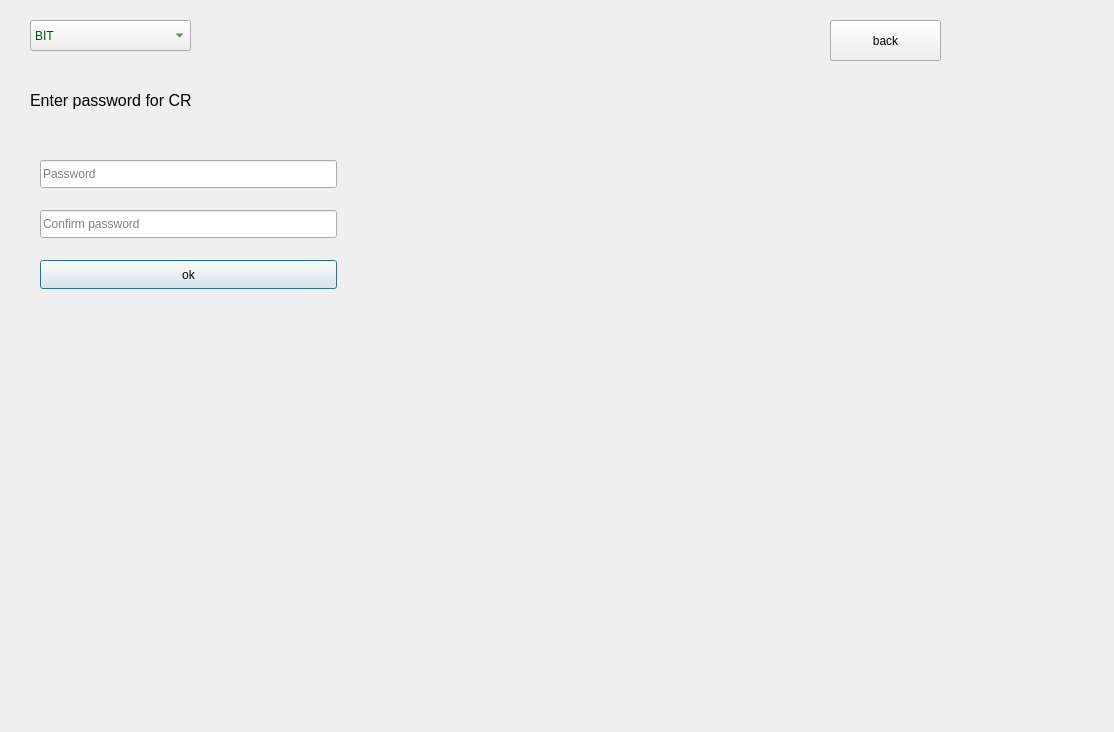
Qt form selectcr.ui (prazzx/Kakshya) before a commit.
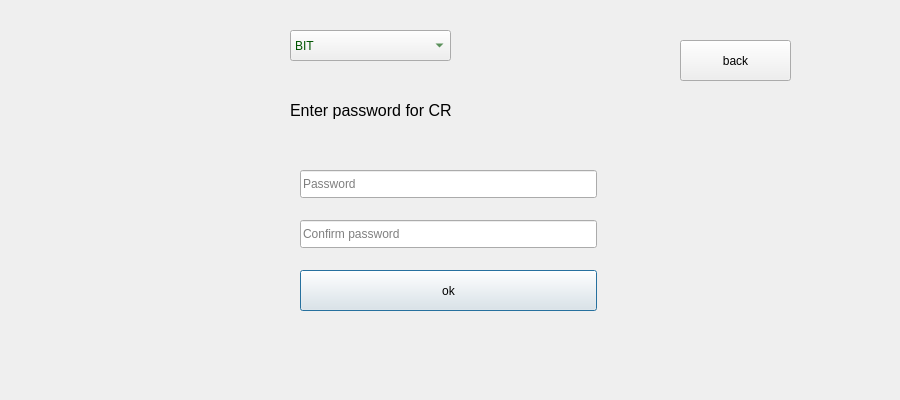
The same form after that commit.

```diff
--- a/selectcr.ui
+++ b/selectcr.ui
@@ -6,8 +6,8 @@
    <rect>
     <x>0</x>
     <y>0</y>
-    <width>1114</width>
-    <height>732</height>
+    <width>900</width>
+    <height>400</height>
    </rect>
   </property>
   <property name="windowTitle">
@@ -16,8 +16,8 @@
   <widget class="QComboBox" name="comboBoxSelect">
    <property name="geometry">
     <rect>
-     <x>30</x>
-     <y>20</y>
+     <x>290</x>
+     <y>30</y>
      <width>161</width>
      <height>31</height>
     </rect>
@@ -70,8 +70,8 @@
   <widget class="QLineEdit" name="lineEditPassword">
    <property name="geometry">
     <rect>
-     <x>40</x>
-     <y>160</y>
+     <x>300</x>
+     <y>170</y>
      <width>297</width>
      <height>28</height>
     </rect>
@@ -89,8 +89,8 @@
   <widget class="QLineEdit" name="lineEditConfirmpassword">
    <property name="geometry">
     <rect>
-     <x>40</x>
-     <y>210</y>
+     <x>300</x>
+     <y>220</y>
      <width>297</width>
      <height>28</height>
     </rect>
@@ -105,10 +105,10 @@
   <widget class="QPushButton" name="pushButtonSignUp">
    <property name="geometry">
     <rect>
-     <x>40</x>
-     <y>260</y>
+     <x>300</x>
+     <y>270</y>
      <width>297</width>
-     <height>29</height>
+     <height>41</height>
     </rect>
    </property>
    <property name="text">
@@ -118,8 +118,8 @@
   <widget class="QLabel" name="label_2">
    <property name="geometry">
     <rect>
-     <x>30</x>
-     <y>60</y>
+     <x>290</x>
+     <y>70</y>
      <width>281</width>
      <height>81</height>
     </rect>
@@ -138,8 +138,8 @@
   <widget class="QPushButton" name="pushButton">
    <property name="geometry">
     <rect>
-     <x>830</x>
-     <y>20</y>
+     <x>680</x>
+     <y>40</y>
      <width>111</width>
      <height>41</height>
     </rect>
```
